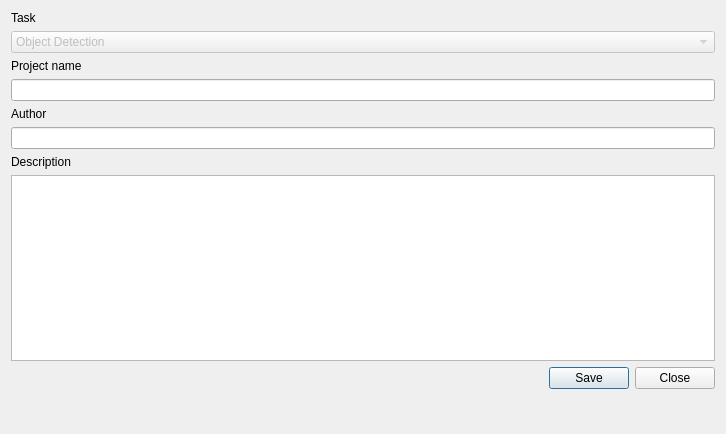
This is trainme/views/workspace/project_dialog/project_dialog.ui in nrl-ai/traincv as Qt 5 draws it before an edit. The edited form follows.
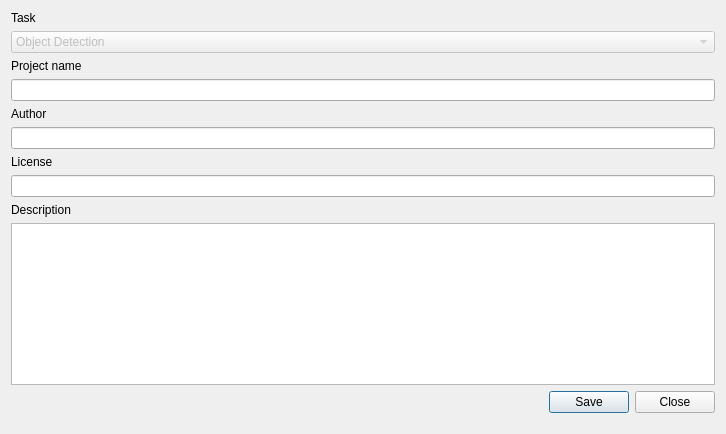
This is the edited form.

Commit message: Save and load project

```diff
--- a/trainme/views/workspace/project_dialog/project_dialog.ui
+++ b/trainme/views/workspace/project_dialog/project_dialog.ui
@@ -55,6 +55,16 @@
      <item>
       <widget class="QLineEdit" name="author_edit"/>
      </item>
+     <item>
+      <widget class="QLabel" name="label_5">
+       <property name="text">
+        <string>License</string>
+       </property>
+      </widget>
+     </item>
+     <item>
+      <widget class="QLineEdit" name="license_edit"/>
+     </item>
      <item>
       <widget class="QLabel" name="label_4">
        <property name="text">
```
The commit also changes 8 other files.
